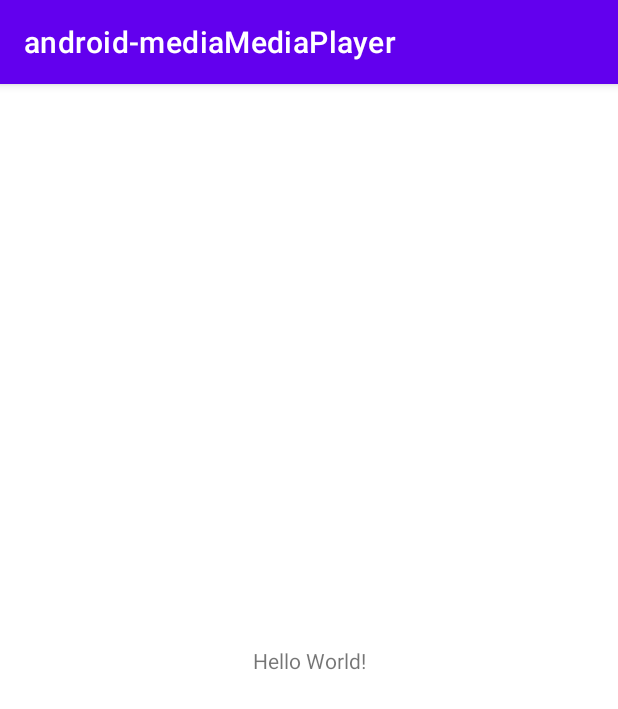
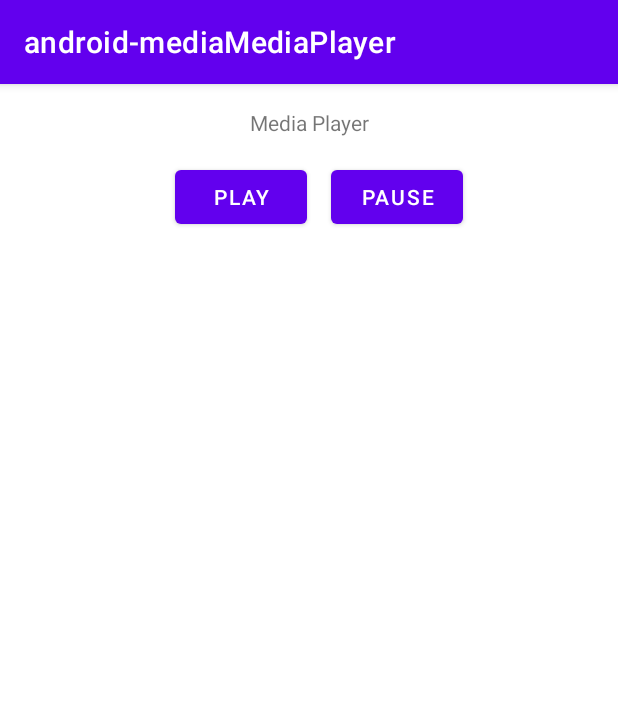
Before and after one commit to gunadermawan/android-mediaMediaPlayer-kotlin, an Android app: the screen it shows after launch (MainActivity), on a phone screen of 412 x 824 dp. Shown: the top 709 px of the screen. Run offline under Robolectric (Android 15) with nearby library versions, the phone set to English and light mode, and no system bars.

Commit message:
create layout

```diff
--- a/app/src/main/res/layout/activity_main.xml
+++ b/app/src/main/res/layout/activity_main.xml
@@ -7,12 +7,37 @@
     tools:context=".MainActivity">
 
     <TextView
+        android:id="@+id/textView"
         android:layout_width="wrap_content"
         android:layout_height="wrap_content"
-        android:text="Hello World!"
-        app:layout_constraintBottom_toBottomOf="parent"
+        android:layout_marginTop="16dp"
+        android:text="@string/text_view_media_player"
         app:layout_constraintEnd_toEndOf="parent"
         app:layout_constraintStart_toStartOf="parent"
         app:layout_constraintTop_toTopOf="parent" />
 
+    <Button
+        android:id="@+id/button"
+        android:layout_width="wrap_content"
+        android:layout_height="wrap_content"
+        android:layout_marginTop="16dp"
+        android:layout_marginEnd="16dp"
+        android:text="@string/btn_play"
+        app:layout_constraintEnd_toStartOf="@+id/button2"
+        app:layout_constraintHorizontal_bias="1.0"
+        app:layout_constraintStart_toStartOf="parent"
+        app:layout_constraintTop_toBottomOf="@+id/textView" />
+
+    <Button
+        android:id="@+id/button2"
+        android:layout_width="wrap_content"
+        android:layout_height="wrap_content"
+        android:layout_marginTop="16dp"
+        android:layout_marginEnd="16dp"
+        android:text="@string/btn_pause"
+        app:layout_constraintEnd_toEndOf="parent"
+        app:layout_constraintHorizontal_bias="0.382"
+        app:layout_constraintStart_toStartOf="@+id/textView"
+        app:layout_constraintTop_toBottomOf="@+id/textView" />
+
 </androidx.constraintlayout.widget.ConstraintLayout>
--- a/app/src/main/res/values/strings.xml
+++ b/app/src/main/res/values/strings.xml
@@ -1,3 +1,6 @@
 <resources>
     <string name="app_name">android-mediaMediaPlayer</string>
+    <string name="text_view_media_player">Media Player</string>
+    <string name="btn_pause">Pause</string>
+    <string name="btn_play">Play</string>
 </resources>
```
